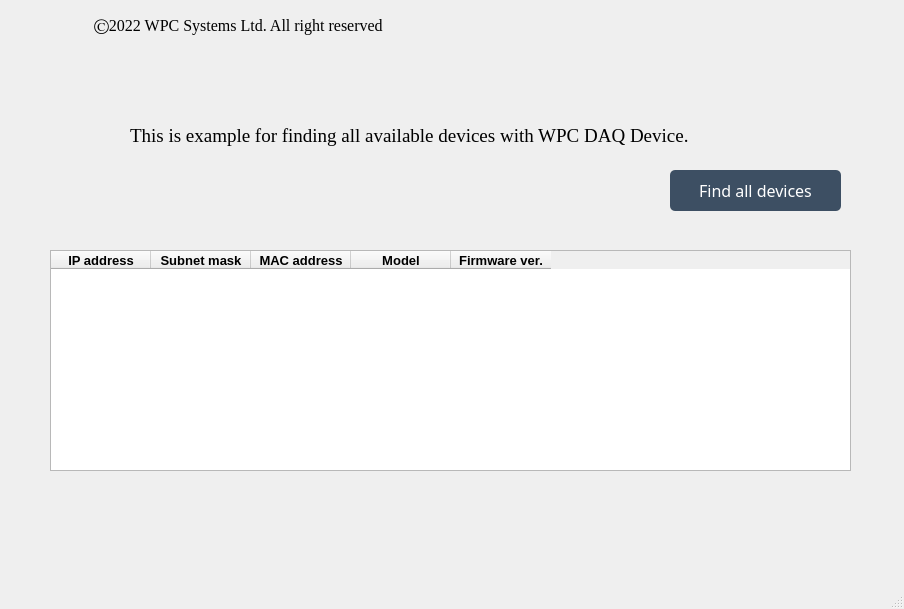
WPC-Systems-Ltd/WPC_Python_driver_release, file Examples/GUI/System_Network/Example_find_all_device/UI_design/example_GUI_find_all_device.ui: the form before one commit.
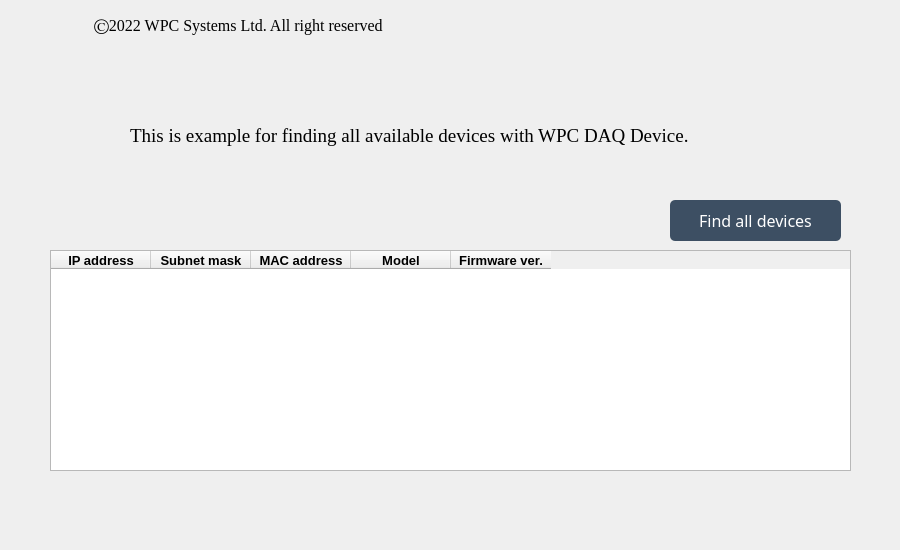
The form after the commit. Icons and pictures are not drawn.

```diff
--- a/Examples/GUI/System_Network/Example_find_all_device/UI_design/example_GUI_find_all_device.ui
+++ b/Examples/GUI/System_Network/Example_find_all_device/UI_design/example_GUI_find_all_device.ui
@@ -6,10 +6,16 @@
    <rect>
     <x>0</x>
     <y>0</y>
-    <width>904</width>
-    <height>609</height>
+    <width>900</width>
+    <height>550</height>
    </rect>
   </property>
+  <property name="minimumSize">
+   <size>
+    <width>900</width>
+    <height>550</height>
+   </size>
+  </property>
   <property name="windowTitle">
    <string>Example - Finding all device</string>
   </property>
@@ -37,7 +43,7 @@
     <property name="geometry">
      <rect>
       <x>670</x>
-      <y>170</y>
+      <y>200</y>
       <width>171</width>
       <height>41</height>
      </rect>
@@ -180,17 +186,6 @@
     </property>
    </widget>
   </widget>
-  <widget class="QMenuBar" name="menubar">
-   <property name="geometry">
-    <rect>
-     <x>0</x>
-     <y>0</y>
-     <width>904</width>
-     <height>25</height>
-    </rect>
-   </property>
-  </widget>
-  <widget class="QStatusBar" name="statusbar"/>
  </widget>
  <resources/>
  <connections/>
```
Left out of the diff: 2 changed lines with no effect on the pictures.
